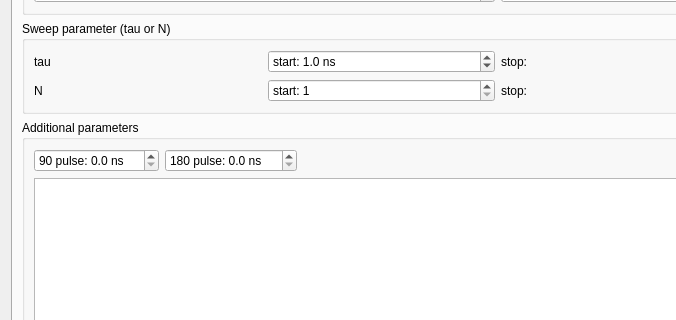
Before: the Qt Designer form mahos/gui/ui/spodmr.ui in ToyotaCRDL/mahos, drawn with Qt 5; both pictures show x 0 to 676 and y 334 to 654 of the 1464 by 755 pixel window.
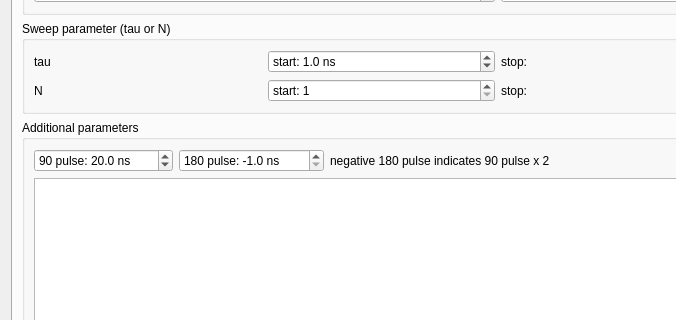
After: the same form once the commit is applied. Custom widgets are drawn as their Qt base class.

Commit message: gui.podmr: fix range and initvalues of 90/180pulse

What changed in the file:
```diff
--- a/mahos/gui/ui/spodmr.ui
+++ b/mahos/gui/ui/spodmr.ui
@@ -727,6 +727,12 @@
                 <property name="decimals">
                  <number>1</number>
                 </property>
+                <property name="maximum">
+                 <double>10000.000000000000000</double>
+                </property>
+                <property name="value">
+                 <double>20.000000000000000</double>
+                </property>
                </widget>
               </item>
               <item>
@@ -739,6 +745,22 @@
                 </property>
                 <property name="decimals">
                  <number>1</number>
+                </property>
+                <property name="minimum">
+                 <double>-1.000000000000000</double>
+                </property>
+                <property name="maximum">
+                 <double>10000.000000000000000</double>
+                </property>
+                <property name="value">
+                 <double>-1.000000000000000</double>
+                </property>
+               </widget>
+              </item>
+              <item>
+               <widget class="QLabel" name="label_11">
+                <property name="text">
+                 <string>negative 180 pulse indicates 90 pulse x 2</string>
                 </property>
                </widget>
               </item>
```
The commit also changes 3 other files.
